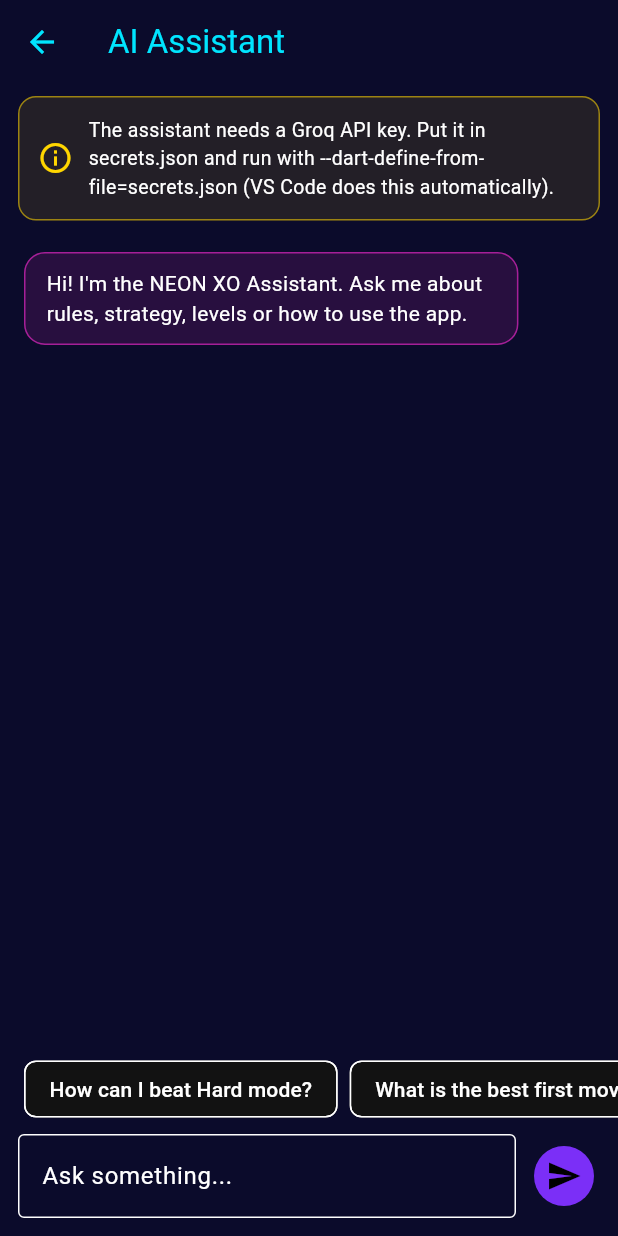
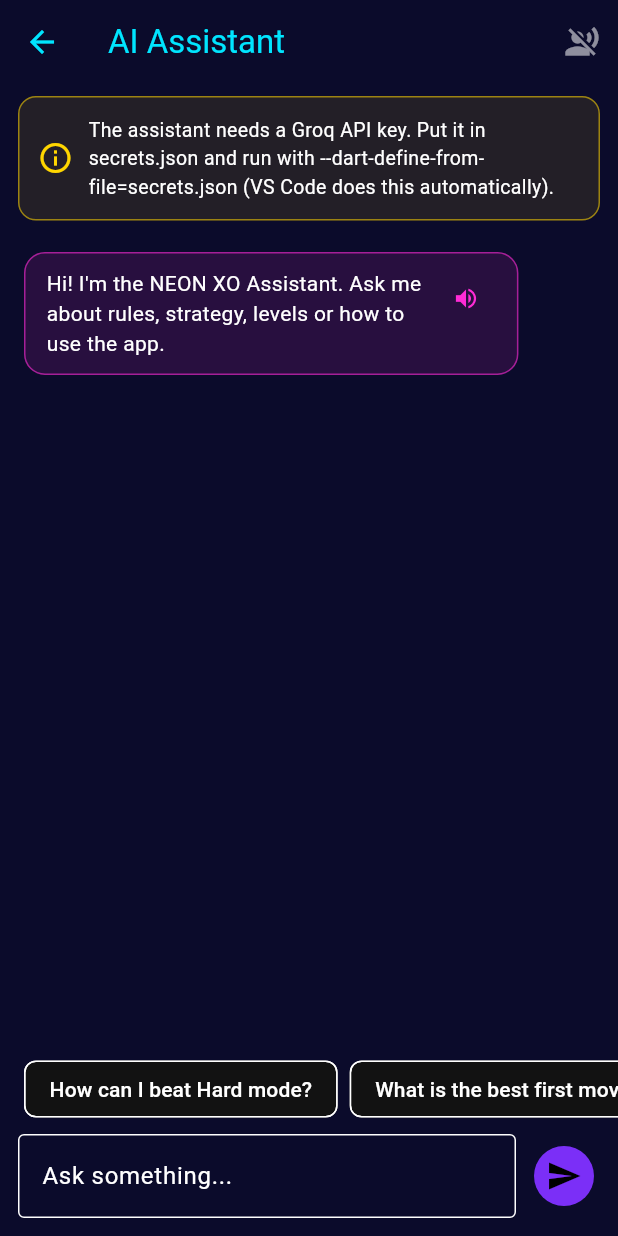
Before and after one commit to rooniiii/tic-tac-toe, a Flutter app: the AiAssistantScreen screen opened directly, on a phone screen of 412 x 824 dp. Run offline on Flutter 3.47's test engine with Material 3 defaults, Android fonts, the phone set to English and light mode, and no system bars; our stand-ins replace audioplayers, cloud_firestore, drift, drift_flutter, firebase_auth, firebase_core and 3 more; missing offline and left inert: firebase_app_check, phone_numbers_parser; accounts and stored records are empty; generated files the repository leaves out were written again.

Commit message:
Remove AdMob, add voice to AI assistant, admin-set session timeouts
- Remove the Google AdMob test rewarded ad; the extra Undo now uses only
  the admin-managed countdown ads.
- AI assistant: voice on/off and stop buttons in the app bar (same switch
  as the menu setting), "read aloud" on each answer, stop speech on exit.
- SessionManager reads player timeouts from app_config/session (set in
  the Admin app), caches them for offline use, defaults 14 / 30 days.
- Firestore rules: app_config/session readable by signed-in users,
  writable by admins only, with range checks.

Co-Authored-By: Claude Opus 5.5 <noreply@anthropic.com>

```diff
--- a/lib/logic/auth_service.dart
+++ b/lib/logic/auth_service.dart
@@ -96,6 +96,8 @@ class AuthService {
   /// logs out) when it expired. Sessions from older app versions without a
   /// token are upgraded to a new session.
   Future<bool> _sessionStillValid() async {
+    // Use the latest timeouts set by admins (cached copy when offline).
+    await SessionManager.instance.refreshPolicy();
     final state = await SessionManager.instance.check();
 
     switch (state) {
--- a/lib/main.dart
+++ b/lib/main.dart
@@ -3,7 +3,6 @@ import 'dart:async';
 import 'package:flutter/material.dart';
 import 'package:firebase_core/firebase_core.dart';
 import 'package:firebase_app_check/firebase_app_check.dart';
-import 'package:google_mobile_ads/google_mobile_ads.dart';
 
 import 'firebase_options.dart';
 import 'theme/app_theme.dart';
@@ -22,8 +21,6 @@ Future<void> main() async {
   await FirebaseAppCheck.instance.activate(
     androidProvider: AndroidProvider.debug,
   );
-
-  await MobileAds.instance.initialize();
 
   runApp(const MyApp());
 }
--- a/lib/screens/ai_assistant_screen.dart
+++ b/lib/screens/ai_assistant_screen.dart
@@ -2,6 +2,7 @@ import 'dart:async';
 
 import 'package:flutter/material.dart';
 
+import '../logic/settings_service.dart';
 import '../services/ai_assistant_service.dart';
 import '../services/audio_service.dart';
 import '../services/voice_assistant_service.dart';
@@ -18,6 +19,8 @@ class AiAssistantScreen extends StatefulWidget {
 
 class _AiAssistantScreenState extends State<AiAssistantScreen> {
   final AiAssistantService _assistant = AiAssistantService.instance;
+  final SettingsService _settings = SettingsService.instance;
+  final VoiceAssistantService _voice = VoiceAssistantService.instance;
   final TextEditingController _input = TextEditingController();
   final ScrollController _scroll = ScrollController();
 
@@ -42,10 +45,34 @@ class _AiAssistantScreenState extends State<AiAssistantScreen> {
 
   @override
   void dispose() {
+    // Do not keep reading an answer after the player left the chat.
+    unawaited(_voice.stop());
     _cooldownTimer?.cancel();
     _input.dispose();
     _scroll.dispose();
     super.dispose();
+  }
+
+  /// Same switch as "Voice Assistant" in the menu settings, so turning it
+  /// on/off here applies to the whole game.
+  Future<void> _toggleVoice() async {
+    AudioService.playButtonSound();
+    final enabled = !_settings.voiceAssistant;
+    await _settings.setVoiceAssistant(enabled);
+    await _voice.setEnabled(enabled);
+    if (!mounted) return;
+    setState(() {});
+    if (enabled) {
+      unawaited(_voice.speak('Voice on. I will read my answers aloud.'));
+    }
+    ScaffoldMessenger.of(context)
+      ..hideCurrentSnackBar()
+      ..showSnackBar(SnackBar(
+        content: Text(enabled
+            ? 'Voice on: answers are read aloud.'
+            : 'Voice off.'),
+        duration: const Duration(seconds: 2),
+      ));
   }
 
   void _startCooldown(int seconds) {
@@ -96,7 +123,7 @@ class _AiAssistantScreenState extends State<AiAssistantScreen> {
       final answer = await _assistant.ask(text, history);
       if (!mounted) return;
       setState(() => _messages.add(ChatMessage('assistant', answer)));
-      unawaited(VoiceAssistantService.instance.speak(answer));
+      unawaited(_voice.speak(answer));
     } on AssistantException catch (e) {
       if (!mounted) return;
       // Give the question back so the player does not have to retype it.
@@ -105,7 +132,7 @@ class _AiAssistantScreenState extends State<AiAssistantScreen> {
         _input.text = text;
         _notice = e.message;
       });
-      unawaited(VoiceAssistantService.instance.speak(e.message));
+      unawaited(_voice.speak(e.message));
       if (e.retryAfterSeconds != null) _startCooldown(e.retryAfterSeconds!);
     } finally {
       if (mounted) setState(() => _sending = false);
@@ -131,7 +158,29 @@ class _AiAssistantScreenState extends State<AiAssistantScreen> {
             borderRadius: BorderRadius.circular(14),
             border: Border.all(color: color.withAlpha(150)),
           ),
-          child: SelectableText(m.text, style: const TextStyle(height: 1.4)),
+          child: m.isUser
+              ? SelectableText(m.text, style: const TextStyle(height: 1.4))
+              : Row(
+                  crossAxisAlignment: CrossAxisAlignment.start,
+                  mainAxisSize: MainAxisSize.min,
+                  children: [
+                    Flexible(
+                      child: SelectableText(
+                        m.text,
+                        style: const TextStyle(height: 1.4),
+                      ),
+                    ),
+                    IconButton(
+                      tooltip: 'Read aloud',
+                      visualDensity: VisualDensity.compact,
+                      iconSize: 18,
+                      color: AppTheme.neonPink,
+                      onPressed: () =>
+                          unawaited(_voice.speak(m.text, force: true)),
+                      icon: const Icon(Icons.volume_up),
+                    ),
+                  ],
+                ),
         ),
       ),
     );
@@ -149,6 +198,28 @@ class _AiAssistantScreenState extends State<AiAssistantScreen> {
           style: TextStyle(color: AppTheme.neonCyan),
         ),
         iconTheme: const IconThemeData(color: AppTheme.neonCyan),
+        actions: [
+          IconButton(
+            tooltip: _settings.voiceAssistant
+                ? 'Turn voice off'
+                : 'Turn voice on (read answers aloud)',
+            onPressed: _toggleVoice,
+            icon: Icon(
+              _settings.voiceAssistant
+                  ? Icons.record_voice_over
+                  : Icons.voice_over_off,
+              color: _settings.voiceAssistant
+                  ? AppTheme.neonCyan
+                  : Colors.white54,
+            ),
+          ),
+          if (_settings.voiceAssistant)
+            IconButton(
+              tooltip: 'Stop speaking',
+              onPressed: () => unawaited(_voice.stop()),
+              icon: const Icon(Icons.stop_circle_outlined),
+            ),
+        ],
       ),
       // resizeToAvoidBottomInset (default) keeps the input above the keyboard.
       body: SafeArea(
--- a/lib/screens/menu_screen.dart
+++ b/lib/screens/menu_screen.dart
@@ -10,7 +10,6 @@ import '../services/house_ad_service.dart';
 import 'ai_assistant_screen.dart';
 import '../services/audio_service.dart';
 import '../services/voice_assistant_service.dart';
-import '../services/rewarded_ad_service.dart';
 import '../models/difficulty.dart';
 import '../models/user.dart';
 import '../models/user_stats.dart';
@@ -51,8 +50,7 @@ class _MenuScreenState extends State<MenuScreen> {
   void initState() {
     super.initState();
 
-    // Preload rewarded ad and admin-managed ads in the background.
-    RewardedAdService().loadAd();
+    // Preload the admin-managed ads in the background.
     HouseAdService.instance.preload();
 
     _loadSettings();
--- a/pubspec.yaml
+++ b/pubspec.yaml
@@ -18,7 +18,6 @@ dependencies:
   drift_flutter: ^0.2.8
   audioplayers: ^6.6.0
   flutter_tts: ^4.2.5
-  google_mobile_ads: ^6.0.0
 
   # Firebase Packages
   firebase_core: ^4.2.1
```
Also changed, not shown: lib/logic/auth/session_manager.dart (+48 -4 lines), lib/screens/game_screen.dart (+5 -38 lines), lib/services/rewarded_ad_service.dart (deleted, +0 -120 lines), lib/services/voice_assistant_service.dart (+8 -4 lines), pubspec.lock, 2 other files.
